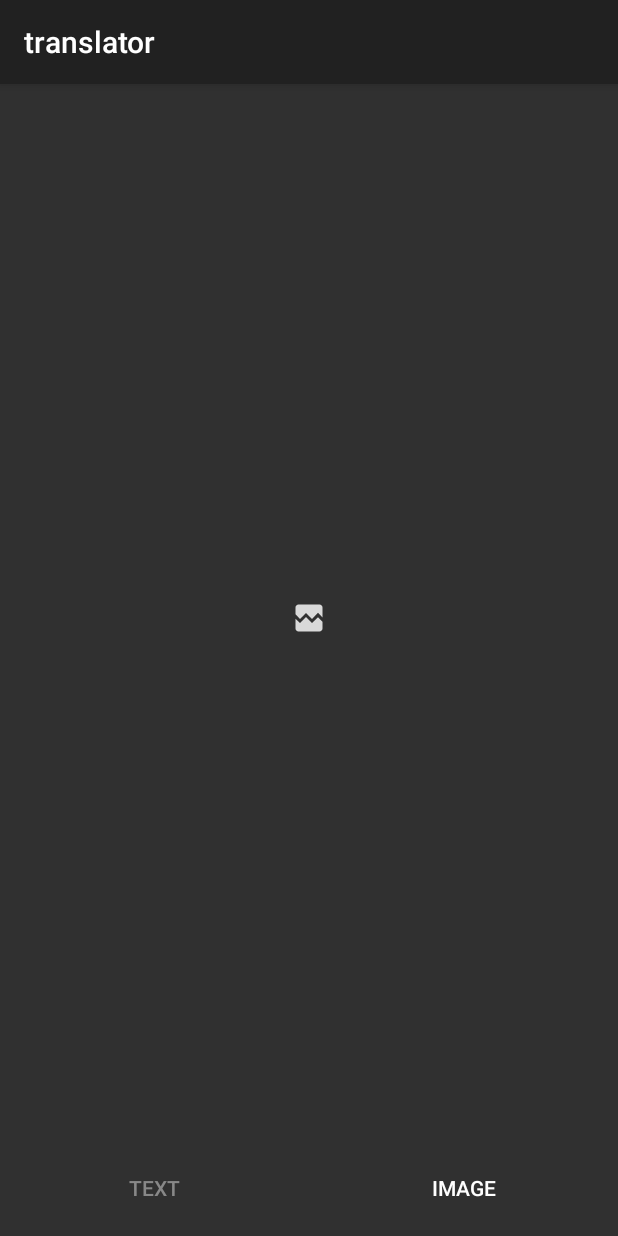
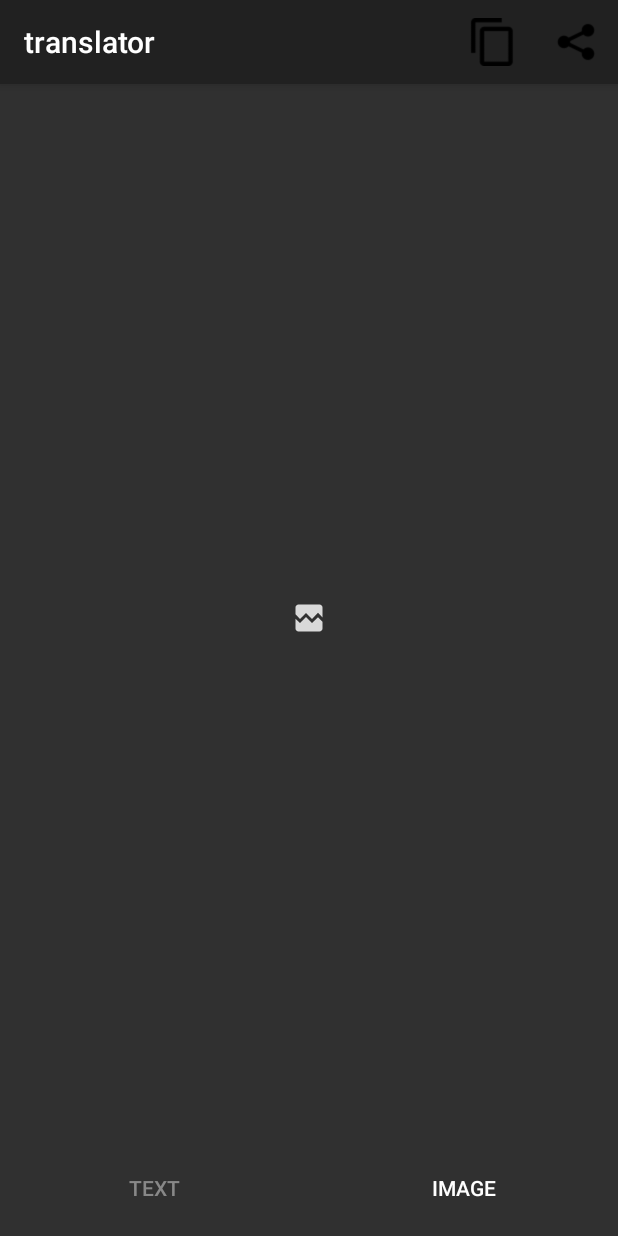
Before and after one commit to harsh2201/Image-To-Recipe, an Android app: the ViewProductActivity screen opened directly, with no data from a screen before it, after a tap on "IMAGE", on a phone screen of 412 x 824 dp. Run offline under Robolectric (Android 15) with nearby library versions, the phone set to English and light mode, and no system bars; 2 statements that could not run were skipped.

Commit message:
-LButton -Customized Toast -Copy to clipboard -Sharing to all messaging apps

```diff
--- a/app/src/main/res/layout/activity_view_product.xml
+++ b/app/src/main/res/layout/activity_view_product.xml
@@ -5,6 +5,8 @@
     android:layout_width="match_parent"
     android:layout_height="match_parent"
     tools:context=".ViewProductActivity">
+
+    <include layout="@layout/content_main" />
 
     <!--Swipe Layout-->
     <!--<android.support.v4.view.ViewPager-->
--- /dev/null
+++ b/app/src/main/res/menu/features_list.xml
@@ -0,0 +1,17 @@
+<?xml version="1.0" encoding="utf-8"?>
+<menu xmlns:android="http://schemas.android.com/apk/res/android"
+    xmlns:app="http://schemas.android.com/apk/res-auto">
+
+    <item
+        android:id="@+id/copy"
+        android:icon="@drawable/copy"
+        app:showAsAction="always"
+        android:title="Copy" />
+
+
+    <item
+        android:id="@+id/share"
+        android:icon="@drawable/share"
+        app:showAsAction="always"
+        android:title="Share" />
+</menu>
--- a/app/src/main/res/values/strings.xml
+++ b/app/src/main/res/values/strings.xml
@@ -4,4 +4,5 @@
     <string name="product_name">Product name</string>
     <string name="enter_name">Enter name</string>
     <string name="enter_quantity">Enter quantity</string>
+    <string name="share_using">Share</string>
 </resources>
```
Also changed, not shown: app/src/main/java/com/example/sanketpatel/translator/ViewProductActivity.java (+39 -5 lines), app/src/main/res/drawable/copy.png (added), app/src/main/res/drawable/share.png (added).
